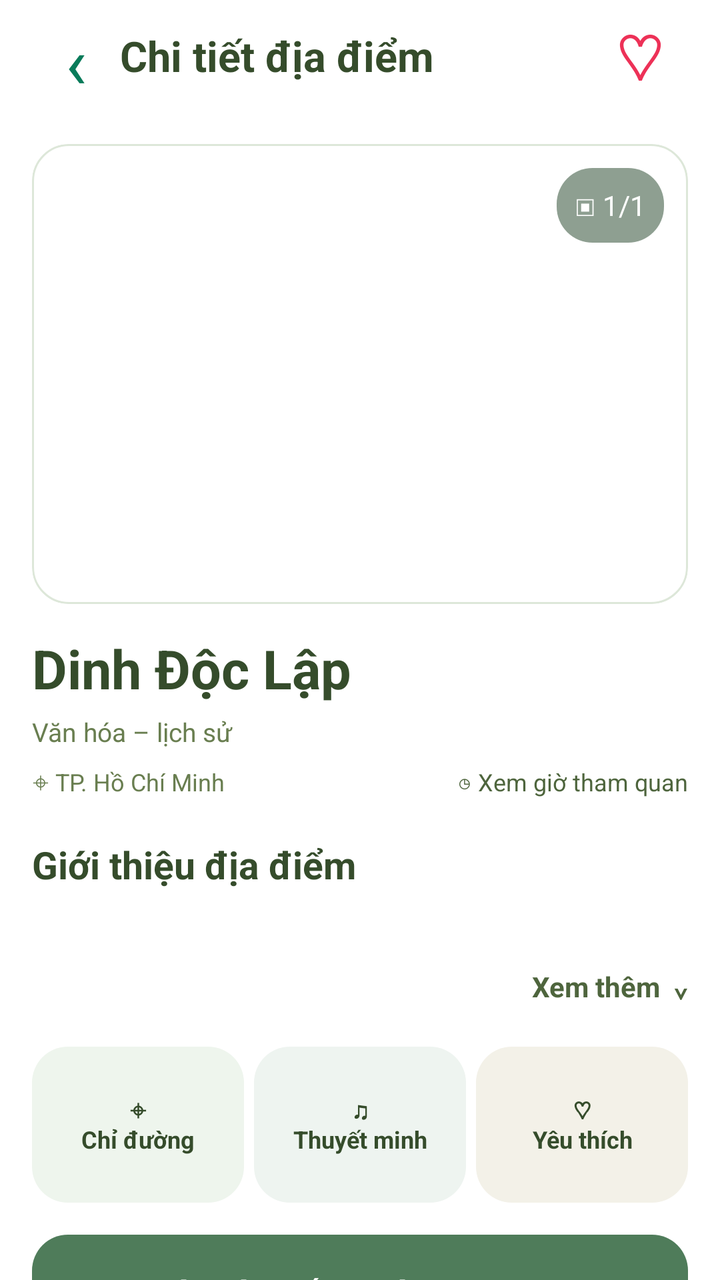
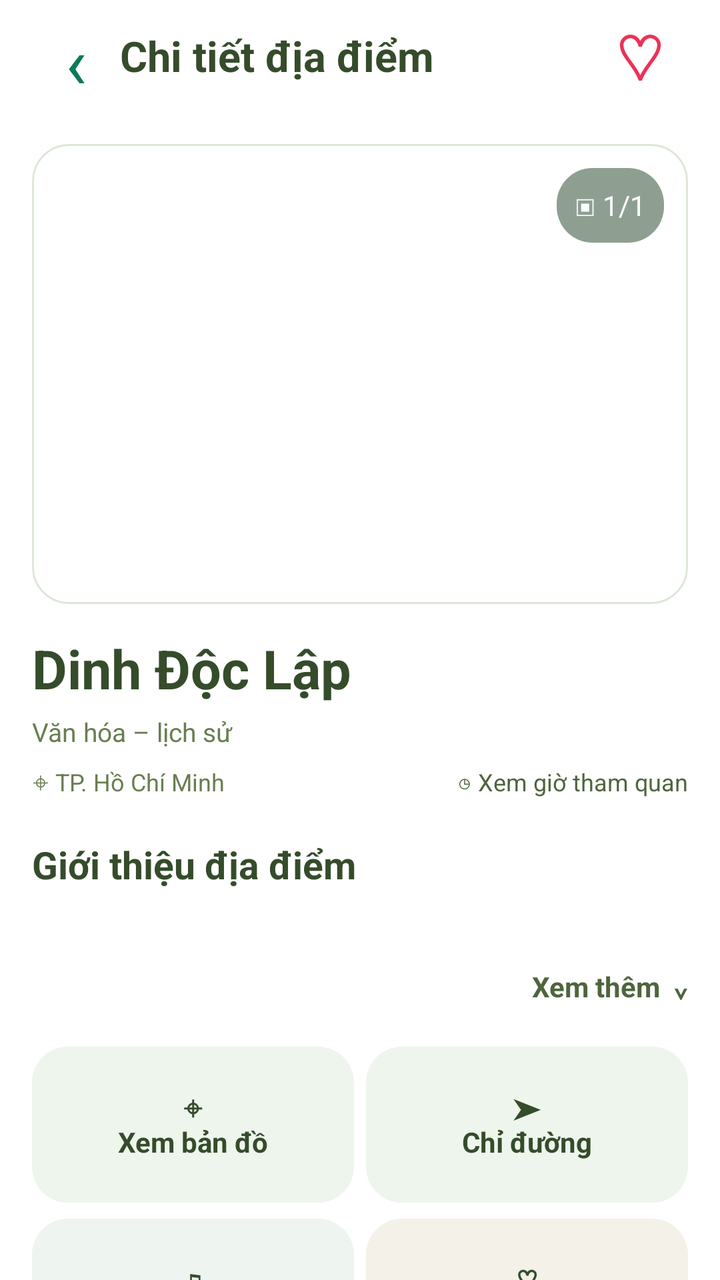

The first picture is an Android layout as it rendered before a commit; the second is the same layout after the commit. The layout source and the unified diff follow.
<!-- AndroidManifest.xml: application theme Theme.APP_CK -->
<!-- res/layout/activity_chi_tiet_dia_diem.xml -->
<?xml version="1.0" encoding="utf-8"?>
<LinearLayout
    xmlns:android="http://schemas.android.com/apk/res/android"
    android:layout_width="match_parent"
    android:layout_height="match_parent"
    android:orientation="vertical"
    android:background="#FFFFFF">

    
    <LinearLayout
        android:layout_width="match_parent"
        android:layout_height="56dp"
        android:paddingHorizontal="16dp"
        android:gravity="center_vertical"
        android:orientation="horizontal"
        android:background="#FFFFFF"
        >

        <TextView
            android:id="@+id/nutQuayLai"
            android:layout_width="44dp"
            android:layout_height="44dp"
            android:gravity="center"
            android:text="‹"
            android:textSize="36sp"
            android:textColor="#087B5A"
            android:contentDescription="Quay lại"
            android:clickable="true"
            android:focusable="true"/>

        <TextView
            android:layout_width="0dp"
            android:layout_height="wrap_content"
            android:layout_weight="1"
            android:text="Chi tiết địa điểm"
            android:textSize="21sp"
            android:textStyle="bold"
            android:textColor="#354C2B"/>

        <TextView
            android:id="@+id/nutTimYeuThich"
            android:layout_width="48dp"
            android:layout_height="44dp"
            android:gravity="center"
            android:text="♡"
            android:textSize="32sp"
            android:textColor="#ED3157"
            android:clickable="true"
            android:focusable="true"
            android:contentDescription="Yêu thích"/>

    </LinearLayout>

    
    <ScrollView
        android:layout_width="match_parent"
        android:layout_height="0dp"
        android:layout_weight="1"
        android:fillViewport="true"
        android:scrollbars="none"
        android:background="#FFFFFF">

        <LinearLayout
            android:layout_width="match_parent"
            android:layout_height="wrap_content"
            android:orientation="vertical"
            android:padding="16dp">

            
            <FrameLayout
                android:layout_width="match_parent"
                android:layout_height="230dp"
                android:background="@drawable/nen_the_trang"
                android:clipToOutline="true">

                <ImageView
                    android:id="@+id/anhChiTiet"
                    android:layout_width="match_parent"
                    android:layout_height="match_parent"
                    android:scaleType="centerCrop"
                    android:contentDescription="Ảnh địa điểm"/>

                <TextView
                    android:id="@+id/soLuongAnh"
                    android:layout_width="wrap_content"
                    android:layout_height="wrap_content"
                    android:layout_gravity="top|end"
                    android:layout_margin="12dp"
                    android:padding="9dp"
                    android:text="▣ 1/1"
                    android:textColor="#FFFFFF"
                    android:background="@drawable/nen_dem_anh"/>

            </FrameLayout>

            
            <TextView
                android:id="@+id/tenChiTiet"
                android:layout_width="match_parent"
                android:layout_height="wrap_content"
                android:layout_marginTop="14dp"
                android:text="Dinh Độc Lập"
                android:textColor="#354C2B"
                android:textSize="27sp"
                android:textStyle="bold"/>

            
            <TextView
                android:id="@+id/danhMucChiTiet"
                android:layout_width="wrap_content"
                android:layout_height="wrap_content"
                android:layout_marginTop="5dp"
                android:text="Văn hóa – lịch sử"
                android:textSize="13sp"
                android:textColor="#697E50"/>

            
            <LinearLayout
                android:layout_width="match_parent"
                android:layout_height="wrap_content"
                android:orientation="horizontal"
                android:layout_marginTop="8dp"
                android:gravity="center_vertical">

                <TextView
                    android:id="@+id/diaChiChiTiet"
                    android:layout_width="0dp"
                    android:layout_weight="1"
                    android:layout_height="wrap_content"
                    android:textSize="12sp"
                    android:textColor="#697E50"
                    android:text="⌖ TP. Hồ Chí Minh"/>

                <TextView
                    android:id="@+id/gioMoCua"
                    android:layout_width="wrap_content"
                    android:layout_height="wrap_content"
                    android:text="◷ Xem giờ tham quan"
                    android:textSize="12sp"
                    android:textColor="#4E653D"/>

            </LinearLayout>

            
            <TextView
                android:layout_width="match_parent"
                android:layout_height="wrap_content"
                android:layout_marginTop="20dp"
                android:text="Giới thiệu địa điểm"
                android:textStyle="bold"
                android:textSize="19sp"
                android:textColor="#354C2B"/>

            <TextView
                android:id="@+id/moTaChiTiet"
                android:layout_width="match_parent"
                android:layout_height="wrap_content"
                android:layout_marginTop="8dp"
                android:textSize="15sp"
                android:lineSpacingExtra="4dp"
                android:textColor="#60705A"
                android:maxLines="3"
                android:ellipsize="end"/>

            <TextView
                android:id="@+id/nutXemThem"
                android:layout_width="match_parent"
                android:layout_height="40dp"
                android:gravity="end|center_vertical"
                android:text="Xem thêm  ⌄"
                android:textColor="#4E653D"
                android:textStyle="bold"
                android:clickable="true"
                android:focusable="true"/>

            
            <LinearLayout
                android:layout_width="match_parent"
                android:layout_height="wrap_content"
                android:layout_marginTop="10dp"
                android:orientation="horizontal"
                android:weightSum="3">

                <TextView
                    android:id="@+id/nutChiDuong"
                    android:layout_width="0dp"
                    android:layout_height="78dp"
                    android:layout_weight="1"
                    android:layout_marginEnd="5dp"
                    android:gravity="center"
                    android:text="⌖\nChỉ đường"
                    android:textSize="12sp"
                    android:textStyle="bold"
                    android:textColor="#354C2B"
                    android:background="@drawable/nen_tien_ich_xanh"
                    android:clickable="true"
                    android:focusable="true"/>

                <TextView
                    android:id="@+id/nutNgheThuyetMinh"
                    android:layout_width="0dp"
                    android:layout_height="78dp"
                    android:layout_weight="1"
                    android:layout_marginEnd="5dp"
                    android:gravity="center"
                    android:text="♫\nThuyết minh"
                    android:textSize="12sp"
                    android:textStyle="bold"
                    android:textColor="#354C2B"
                    android:background="@drawable/nen_tien_ich_lam"
                    android:clickable="true"
                    android:focusable="true"/>

                <TextView
                    android:id="@+id/nutLuuYeuThich"
                    android:layout_width="0dp"
                    android:layout_height="78dp"
                    android:layout_weight="1"
                    android:gravity="center"
                    android:text="♡\nYêu thích"
                    android:textSize="12sp"
                    android:textStyle="bold"
                    android:textColor="#354C2B"
                    android:background="@drawable/nen_tien_ich_cam"
                    android:clickable="true"
                    android:focusable="true"/>
            </LinearLayout>

            
            <TextView
                android:id="@+id/nutPhatLon"
                android:layout_width="match_parent"
                android:layout_height="58dp"
                android:layout_marginTop="16dp"
                android:gravity="center_vertical"
                android:paddingHorizontal="20dp"
                android:text="▶   Nghe thuyết minh     ›"
                android:textSize="18sp"
                android:textStyle="bold"
                android:textColor="#FFFFFF"
                android:background="@drawable/nen_cta_xanh"
                android:clickable="true"
                android:focusable="true"/>

            
            <TextView
                android:id="@+id/nutDungThuyetMinh"
                android:layout_width="match_parent"
                android:layout_height="42dp"
                android:gravity="center"
                android:text="■  Dừng thuyết minh"
                android:textColor="#4E653D"
                android:clickable="true"
                android:focusable="true"/>

            
            <TextView
                android:id="@+id/nutThuVien"
                android:layout_width="match_parent"
                android:layout_height="56dp"
                android:gravity="center_vertical"
                android:paddingHorizontal="16dp"
                android:text="▣   Xem hình ảnh &amp; phim tư liệu     ›"
                android:textColor="#4E653D"
                android:textSize="16sp"
                android:background="@drawable/nen_tien_ich_xanh"
                android:clickable="true"
                android:focusable="true"/>

            
            <LinearLayout
                android:layout_width="match_parent"
                android:layout_height="wrap_content"
                android:layout_marginTop="18dp"
                android:orientation="horizontal"
                android:gravity="center_vertical">

                <TextView
                    android:layout_width="0dp"
                    android:layout_weight="1"
                    android:layout_height="wrap_content"
                    android:text="Các điểm tham quan nổi bật"
                    android:textStyle="bold"
                    android:textSize="18sp"
                    android:textColor="#354C2B"/>

                <TextView
                    android:id="@+id/nutXemTatCaDiem"
                    android:layout_width="wrap_content"
                    android:layout_height="44dp"
                    android:gravity="center"
                    android:text="Xem tất cả  ›"
                    android:textColor="#4E653D"
                    android:clickable="true"
                    android:focusable="true"/>

            </LinearLayout>

            
            <HorizontalScrollView
                android:layout_width="match_parent"
                android:layout_height="wrap_content"
                android:scrollbars="none">

                <LinearLayout
                    android:id="@+id/danhSachDiemNoiBat"
                    android:layout_width="wrap_content"
                    android:layout_height="wrap_content"
                    android:orientation="horizontal"
                    android:paddingBottom="8dp"/>

            </HorizontalScrollView>

            
            <TextView
                android:id="@+id/nutBatDauThamQuan"
                android:layout_width="match_parent"
                android:layout_height="62dp"
                android:layout_marginTop="16dp"
                android:gravity="center"
                android:text="➤   Bắt đầu tham quan    →"
                android:textSize="20sp"
                android:textStyle="bold"
                android:textColor="#FFFFFF"
                android:background="@drawable/nen_cta_xanh"
                android:clickable="true"
                android:focusable="true"/>

        </LinearLayout>
    </ScrollView>

</LinearLayout>
<!-- resources referenced by this layout -->
<resources>
  <!-- drawable nen_cta_xanh (drawable) -->
  <?xml version="1.0" encoding="utf-8"?>
  <shape xmlns:android="http://schemas.android.com/apk/res/android" android:shape="rectangle"><solid android:color="#4F7C5A"/><corners android:radius="18dp"/></shape>
  <!-- drawable nen_dem_anh (drawable) -->
  <?xml version="1.0" encoding="utf-8"?>
  <shape xmlns:android="http://schemas.android.com/apk/res/android" android:shape="rectangle"><solid android:color="#99435F48"/><corners android:radius="18dp"/></shape>
  <!-- drawable nen_the_trang (drawable) -->
  <?xml version="1.0" encoding="utf-8"?>
  
  <shape xmlns:android="http://schemas.android.com/apk/res/android">
      <solid android:color="#FFFFFF"/>
      <corners android:radius="18dp"/>
      <stroke android:width="1dp" android:color="#DDE7D9"/>
  </shape>
  <!-- drawable nen_tien_ich_cam (drawable) -->
  <?xml version="1.0" encoding="utf-8"?>
  <shape xmlns:android="http://schemas.android.com/apk/res/android" android:shape="rectangle"><solid android:color="#F3F1E8"/><corners android:radius="18dp"/></shape>
  <!-- drawable nen_tien_ich_lam (drawable) -->
  <?xml version="1.0" encoding="utf-8"?>
  <shape xmlns:android="http://schemas.android.com/apk/res/android" android:shape="rectangle"><solid android:color="#EEF4F0"/><corners android:radius="18dp"/></shape>
  <!-- drawable nen_tien_ich_xanh (drawable) -->
  <?xml version="1.0" encoding="utf-8"?>
  <shape xmlns:android="http://schemas.android.com/apk/res/android" android:shape="rectangle"><solid android:color="#EEF5ED"/><corners android:radius="18dp"/></shape>
  <style name="Theme.APP_CK" parent="Base.Theme.APP_CK" />
  <style name="Base.Theme.APP_CK" parent="Theme.Material3.DayNight.NoActionBar">
          
          
      </style>
</resources>

<!-- the commit's change to res/layout/activity_chi_tiet_dia_diem.xml (unified diff, before → after) -->
@@ -178,52 +178,80 @@
                 android:layout_width="match_parent"
                 android:layout_height="wrap_content"
                 android:layout_marginTop="10dp"
-                android:orientation="horizontal"
-                android:weightSum="3">
-
-                <TextView
-                    android:id="@+id/nutChiDuong"
-                    android:layout_width="0dp"
-                    android:layout_height="78dp"
-                    android:layout_weight="1"
-                    android:layout_marginEnd="5dp"
-                    android:gravity="center"
-                    android:text="⌖\nChỉ đường"
-                    android:textSize="12sp"
-                    android:textStyle="bold"
-                    android:textColor="#354C2B"
-                    android:background="@drawable/nen_tien_ich_xanh"
-                    android:clickable="true"
-                    android:focusable="true"/>
-
-                <TextView
-                    android:id="@+id/nutNgheThuyetMinh"
-                    android:layout_width="0dp"
-                    android:layout_height="78dp"
-                    android:layout_weight="1"
-                    android:layout_marginEnd="5dp"
-                    android:gravity="center"
-                    android:text="♫\nThuyết minh"
-                    android:textSize="12sp"
-                    android:textStyle="bold"
-                    android:textColor="#354C2B"
-                    android:background="@drawable/nen_tien_ich_lam"
-                    android:clickable="true"
-                    android:focusable="true"/>
-
-                <TextView
-                    android:id="@+id/nutLuuYeuThich"
-                    android:layout_width="0dp"
-                    android:layout_height="78dp"
-                    android:layout_weight="1"
-                    android:gravity="center"
-                    android:text="♡\nYêu thích"
-                    android:textSize="12sp"
-                    android:textStyle="bold"
-                    android:textColor="#354C2B"
-                    android:background="@drawable/nen_tien_ich_cam"
-                    android:clickable="true"
-                    android:focusable="true"/>
+                android:orientation="vertical">
+
+                <LinearLayout
+                    android:layout_width="match_parent"
+                    android:layout_height="wrap_content"
+                    android:orientation="horizontal">
+
+                    <TextView
+                        android:id="@+id/nutXemBanDo"
+                        android:layout_width="0dp"
+                        android:layout_height="78dp"
+                        android:layout_weight="1"
+                        android:layout_marginEnd="6dp"
+                        android:gravity="center"
+                        android:text="⌖\nXem bản đồ"
+                        android:textSize="14sp"
+                        android:textStyle="bold"
+                        android:textColor="#354C2B"
+                        android:background="@drawable/nen_tien_ich_xanh"
+                        android:clickable="true"
+                        android:focusable="true"/>
+
+                    <TextView
+                        android:id="@+id/nutChiDuong"
+                        android:layout_width="0dp"
+                        android:layout_height="78dp"
+                        android:layout_weight="1"
+                        android:gravity="center"
+                        android:text="➤\nChỉ đường"
+                        android:textSize="14sp"
+                        android:textStyle="bold"
+                        android:textColor="#354C2B"
+                        android:background="@drawable/nen_tien_ich_xanh"
+                        android:clickable="true"
+                        android:focusable="true"/>
+
+                </LinearLayout>
+
+                <LinearLayout
+                    android:layout_width="match_parent"
+                    android:layout_height="wrap_content"
+                    android:layout_marginTop="8dp"
+                    android:orientation="horizontal">
+
+                    <TextView
+                        android:id="@+id/nutNgheThuyetMinh"
+                        android:layout_width="0dp"
+                        android:layout_height="78dp"
+                        android:layout_weight="1"
+                        android:layout_marginEnd="6dp"
+                        android:gravity="center"
+                        android:text="♫\nThuyết minh"
+                        android:textSize="14sp"
+                        android:textStyle="bold"
+                        android:textColor="#354C2B"
+                        android:background="@drawable/nen_tien_ich_lam"
+                        android:clickable="true"
+                        android:focusable="true"/>
+
+                    <TextView
+                        android:id="@+id/nutLuuYeuThich"
+                        android:layout_width="0dp"
+                        android:layout_height="78dp"
+                        android:layout_weight="1"
+                        android:gravity="center"
+                        android:text="♡\nYêu thích"
+                        android:textSize="14sp"
+                        android:textStyle="bold"
+                        android:textColor="#354C2B"
+                        android:background="@drawable/nen_tien_ich_cam"
+                        android:clickable="true"
+                        android:focusable="true"/>
+
+                </LinearLayout>
             </LinearLayout>
 
             
